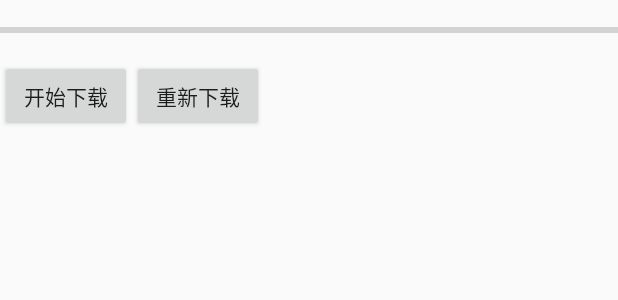
After one commit to wuseal/FrameCode, an Android app: the layout activity_donwload.xml on its own in the app's theme, with its tools: preview values and no code run, on a phone screen of 412 x 824 dp. The commit adds this screen. Shown: the top 300 px of the screen. Run offline under Robolectric (Android 15) with nearby library versions, the phone set to English and light mode, and no system bars; network calls fail.

Commit message:
新增加DownloadUtil使用demo １．新增加DownloadUtil使用demo 2．新增加DownloadUtil使用指南

```diff
--- a/app/src/main/AndroidManifest.xml
+++ b/app/src/main/AndroidManifest.xml
@@ -28,6 +28,7 @@
         <activity android:name=".activity.NetListViewActivity" />
         <activity android:name=".activity.DhNetListViewActivity" />
         <activity android:name=".activity.HttpNetUtilActivity" />
+        <activity android:name=".activity.DownloadActivity" />
     </application>
 
 </manifest>
--- a/app/src/main/java/com/dahanis/main/activity/LoadImageActivity.java
+++ b/app/src/main/java/com/dahanis/main/activity/LoadImageActivity.java
@@ -59,8 +59,6 @@ public class LoadImageActivity extends Activity {
             "http://pic12.nipic.com/20101228/4151459_000644738360_2.jpg"
     };
 
-    String url = "http://222.73.3.43/softfile.3g.qq.com/myapp/rcps/d/85439/com.tencent.android.qqdownloader_85439_150824110528a.apk?mkey=55deec9c807bc481&f=ae10&p=.apk";
-
     @Bind(R.id.list_View)
     ListView listView;
 
--- a/app/src/main/java/com/dahanis/main/activity/MainActivity.java
+++ b/app/src/main/java/com/dahanis/main/activity/MainActivity.java
@@ -64,5 +64,9 @@ public class MainActivity extends Activity {
 
         IntentInvokeUtils.invokeActivity(this, LoadNetAfkImageViewActivity.class);
     }
+    public void DownloadDemo(View view) {
+
+        IntentInvokeUtils.invokeActivity(this, DownloadActivity.class);
+    }
 
 }
--- /dev/null
+++ b/app/src/main/res/layout/activity_donwload.xml
@@ -0,0 +1,33 @@
+<?xml version="1.0" encoding="utf-8"?>
+<LinearLayout xmlns:android="http://schemas.android.com/apk/res/android"
+    android:orientation="vertical" android:layout_width="match_parent"
+    android:layout_height="match_parent">
+
+    <ProgressBar
+        style="?android:attr/progressBarStyleHorizontal"
+        android:layout_width="match_parent"
+        android:layout_height="40dp"
+        android:id="@+id/progressBar"
+        android:layout_gravity="center_horizontal" />
+
+    <LinearLayout
+        android:orientation="horizontal"
+        android:layout_width="match_parent"
+        android:layout_height="wrap_content"
+        android:layout_gravity="center_horizontal">
+
+        <Button
+            android:layout_width="wrap_content"
+            android:layout_height="wrap_content"
+            android:text="开始下载"
+            android:id="@+id/startDownLoad" />
+
+        <Button
+            android:layout_width="wrap_content"
+            android:layout_height="wrap_content"
+            android:text="重新下载"
+            android:id="@+id/reDownload" />
+    </LinearLayout>
+
+
+</LinearLayout>
--- a/foundation/build.gradle
+++ b/foundation/build.gradle
@@ -30,8 +30,8 @@ android {
     defaultConfig {
         minSdkVersion 9
         targetSdkVersion 22
-        versionCode 3
-        versionName "1.1.3"
+        versionCode 4
+        versionName "1.2.0"
     }
     buildTypes {
         release {
```
Also changed, not shown: app/src/main/java/com/dahanis/main/activity/DownloadActivity.java (added, +74 -0 lines), app/src/main/res/layout/activity_main.xml (+8 -0 lines), 1 other file.
